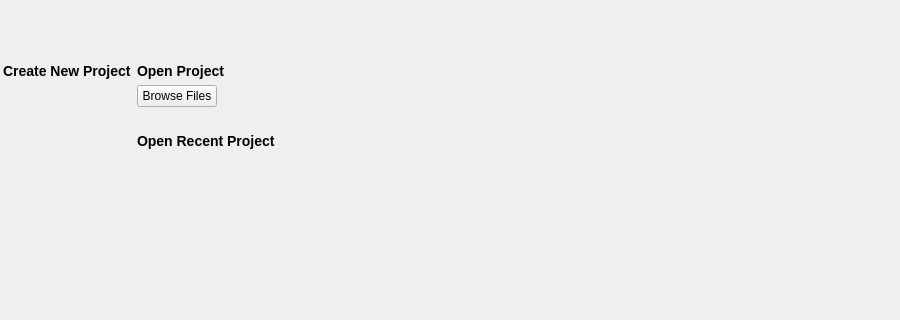
Old version of the form ilastik/shell/gui/ui/ilastikShell.ui in the repository ilastik/ilastik; both pictures show x 100 to 1000 and y 0 to 320 of the 1000 by 680 pixel window.
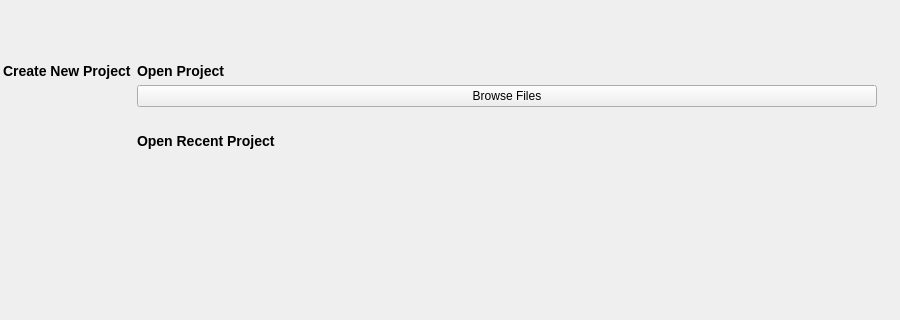
New version of the form. Icons and pictures are not drawn. Custom widgets are drawn as their Qt base class.

Commit message:
Make all buttons to fill all available width
The previous design looks somewhat cleaner, but an additional button space is clickable and gives more affordance space.

```diff
--- a/ilastik/shell/gui/ui/ilastikShell.ui
+++ b/ilastik/shell/gui/ui/ilastikShell.ui
@@ -313,7 +313,7 @@
                        </property>
                       </widget>
                      </item>
-                     <item alignment="Qt::AlignLeft">
+                     <item>
                       <widget class="QPushButton" name="browseFilesButton">
                        <property name="text">
                         <string>Browse Files</string>
```
The commit also changes 1 other file.
